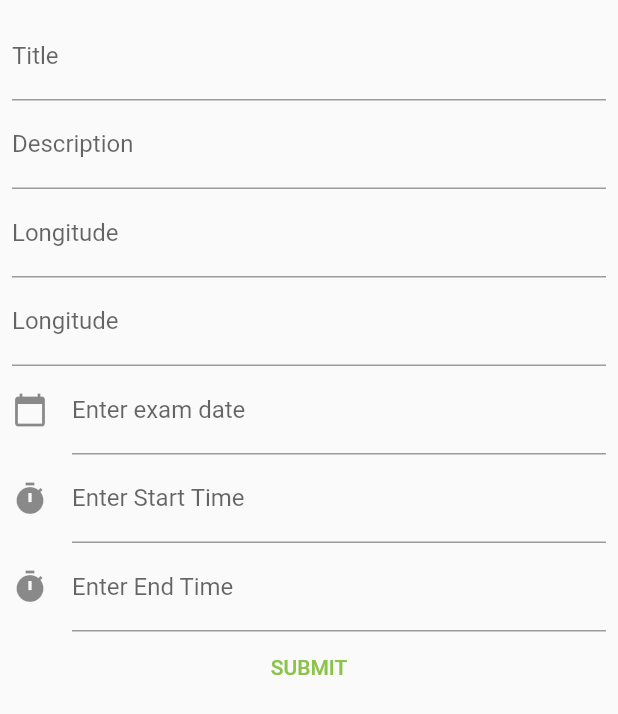
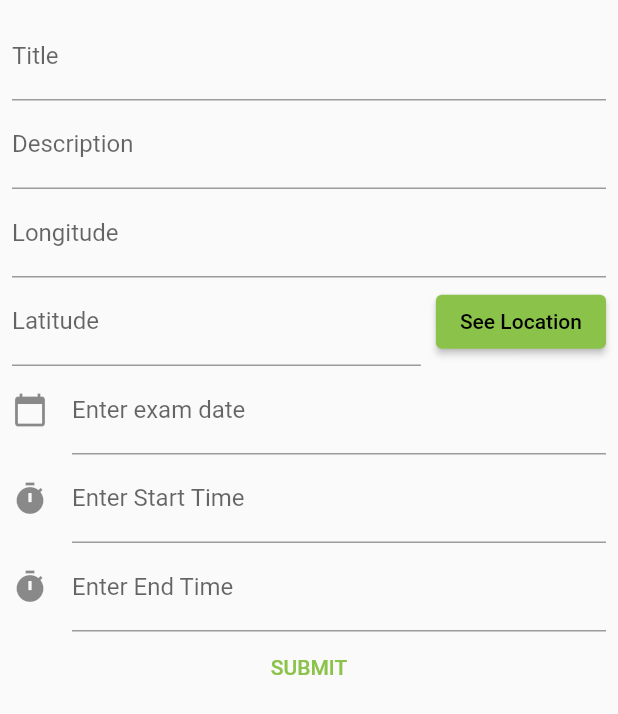
Before and after one commit to Drobarov12/FirstFlutter, a Flutter app: the NewExam widget shown alone on an empty page, opened directly with empty values, on a phone screen of 412 x 824 dp. Shown: the top 714 px of the screen. Run offline on Flutter 3.47's test engine with Material 2 defaults, Android fonts, the phone set to English and light mode, and no system bars; our stand-ins replace google_maps_flutter; missing offline and left inert: flutter_clean_calendar.

Commit message:
lab 5 | Adding map button

```diff
--- a/flutter_lab3/lib/Widget/NewExam.dart
+++ b/flutter_lab3/lib/Widget/NewExam.dart
@@ -1,6 +1,8 @@
 import 'package:flutter/material.dart';
 import 'package:flutter_lab3/Model/Exams.dart';
 import 'package:intl/intl.dart';
+
+import 'Maps.dart';
 
 class NewExam extends StatefulWidget {
   final Function addItem;
@@ -73,10 +75,32 @@ class _NewExamState extends State<NewExam> {
             decoration: InputDecoration(labelText: "Longitude"),
             onSubmitted: (_) => _submitData(),
           ),
-          TextField(
-            controller: _latitudeController,
-            decoration: InputDecoration(labelText: "Longitude"),
-            onSubmitted: (_) => _submitData(),
+          Row(
+            children: [
+              Expanded(
+                child: TextField(
+                  controller: _latitudeController,
+                  decoration: InputDecoration(labelText: "Latitude"),
+                  onSubmitted: (_) => _submitData(),
+                ),
+              ),
+              SizedBox(width: 10), // Add some space between the elements
+              ElevatedButton(
+                onPressed: () {
+                  Navigator.push(
+                    context,
+                    MaterialPageRoute(
+                      builder: (context) => MapView(
+                        latitude: double.tryParse(_latitudeController.text)!,
+                        longitude: double.tryParse(_longitudeController.text)!,
+                        locationName: _naslovController.text,
+                      ),
+                    ),
+                  );
+                },
+                child: Text('See Location'),
+              ),
+            ],
           ),
           TextField(
             controller: _vrednostController,
```
Also changed, not shown: 1 other file.
